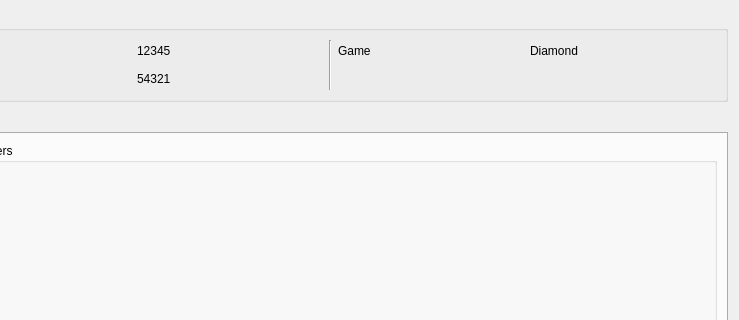
Qt form Source/Form/Gen4/Static4.ui (Admiral-Fish/PokeFinder) before a commit; both pictures show x 461 to 1200 and y 0 to 320 of the 1200 by 700 pixel window.
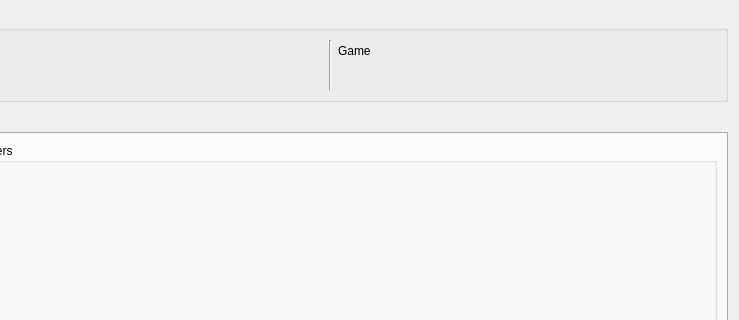
The same form after that commit. Custom widgets are drawn as their Qt base class.

The edit to the form file:
```diff
--- a/Source/Form/Gen4/Static4.ui
+++ b/Source/Form/Gen4/Static4.ui
@@ -35,11 +35,7 @@
        </widget>
       </item>
       <item row="0" column="6">
-       <widget class="QLabel" name="labelProfileGameValue">
-        <property name="text">
-         <string>Diamond</string>
-        </property>
-       </widget>
+       <widget class="QLabel" name="labelProfileGameValue"/>
       </item>
       <item row="0" column="2">
        <widget class="QLabel" name="labelProfileTID">
@@ -56,11 +52,7 @@
        </widget>
       </item>
       <item row="0" column="3">
-       <widget class="QLabel" name="labelProfileTIDValue">
-        <property name="text">
-         <string notr="true">12345</string>
-        </property>
-       </widget>
+       <widget class="QLabel" name="labelProfileTIDValue"/>
       </item>
       <item row="0" column="1">
        <widget class="QComboBox" name="comboBoxProfiles"/>
@@ -80,11 +72,7 @@
        </widget>
       </item>
       <item row="1" column="3">
-       <widget class="QLabel" name="labelProfileSIDValue">
-        <property name="text">
-         <string notr="true">54321</string>
-        </property>
-       </widget>
+       <widget class="QLabel" name="labelProfileSIDValue"/>
       </item>
      </layout>
     </widget>
```
Left out of the diff: 6 changed lines with no effect on the pictures.
